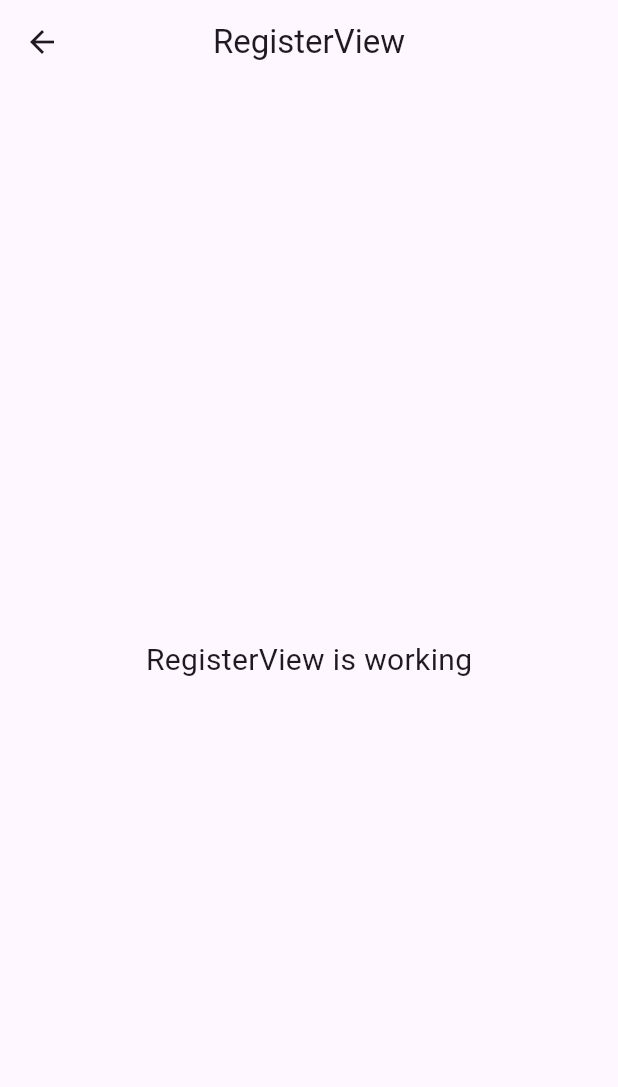
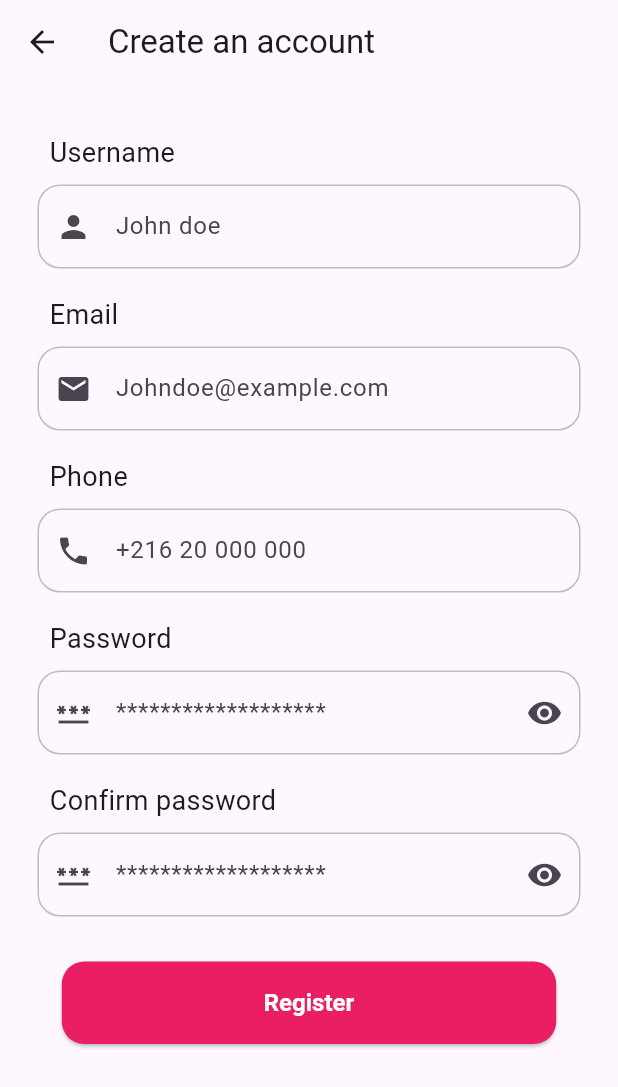
Before and after one commit to ihebmeftah/nestjs_events, a Flutter app: the RegisterView screen opened by its route, on a phone screen of 412 x 824 dp. Shown: the top 1087 px of the screen. Run offline on Flutter 3.47's test engine with Material 3 defaults, Android fonts, the phone set to English and light mode, and no system bars; our stand-ins replace get.

Commit message:
design register scree,

```diff
--- a/front_flutter/lib/app/modules/register/controllers/register_controller.dart
+++ b/front_flutter/lib/app/modules/register/controllers/register_controller.dart
@@ -1,23 +1,15 @@
 import 'package:get/get.dart';
 
+
 class RegisterController extends GetxController {
-  //TODO: Implement RegisterController
+  final registerFormkey = GlobalKey<FormState>();
+  final registerEmail = TextEditingController();
+  final registerUsername = TextEditingController();
+  final registerPhone = TextEditingController();
+  final registerpassword = TextEditingController();
+  final registerconfirmpassword = TextEditingController();
 
-  final count = 0.obs;
-  @override
-  void onInit() {
-    super.onInit();
+  void onSignIn() {
+    if (registerFormkey.currentState!.validate()) {}
   }
-
-  @override
-  void onReady() {
-    super.onReady();
-  }
-
-  @override
-  void onClose() {
-    super.onClose();
-  }
-
-  void increment() => count.value++;
 }
--- a/front_flutter/lib/app/modules/register/views/register_view.dart
+++ b/front_flutter/lib/app/modules/register/views/register_view.dart
@@ -2,6 +2,7 @@ import 'package:flutter/material.dart';
 
 import 'package:get/get.dart';
 
+import '../../../components/appinput.dart';
 import '../controllers/register_controller.dart';
 
 class RegisterView extends GetView<RegisterController> {
@@ -9,16 +10,67 @@ class RegisterView extends GetView<RegisterController> {
   @override
   Widget build(BuildContext context) {
     return Scaffold(
-      appBar: AppBar(
-        title: const Text('RegisterView'),
-        centerTitle: true,
-      ),
-      body: const Center(
-        child: Text(
-          'RegisterView is working',
-          style: TextStyle(fontSize: 20),
+        resizeToAvoidBottomInset: false,
+        appBar: AppBar(
+          title: const Text('Create an account'),
+          centerTitle: false,
         ),
-      ),
-    );
+        body: SingleChildScrollView(
+            padding: const EdgeInsets.all(25.0),
+            child: Form(
+                key: controller.registerFormkey,
+                child: Column(
+                  children: [
+                    AppInput(
+                      isRequired: true,
+                      controller: controller.registerUsername,
+                      prefixIcon: const Icon(Icons.person),
+                      name: "Username",
+                      hint: "John doe",
+                    ),
+                    const SizedBox(height: 10),
+                    AppInput(
+                      controller: controller.registerEmail,
+                      textInputType: TextInputType.emailAddress,
+                      prefixIcon: const Icon(Icons.email),
+                      name: "Email",
+                      hint: "Johndoe@example.com",
+                    ),
+                    const SizedBox(height: 10),
+                    AppInput(
+                      controller: controller.registerEmail,
+                      textInputType: TextInputType.phone,
+                      prefixIcon: const Icon(Icons.phone),
+                      name: "Phone",
+                      hint: "+216 20 000 000",
+                    ),
+                    const SizedBox(height: 10),
+                    AppInput(
+                      controller: controller.registerpassword,
+                      isPassword: true,
+                      isRequired: true,
+                      textInputType: TextInputType.visiblePassword,
+                      prefixIcon: const Icon(Icons.password),
+                      suffixIcon: const Icon(Icons.remove_red_eye),
+                      name: "Password",
+                      hint: "*******************",
+                    ),
+                    const SizedBox(height: 10),
+                    AppInput(
+                      controller: controller.registerconfirmpassword,
+                      isPassword: true,
+                      isRequired: true,
+                      textInputType: TextInputType.visiblePassword,
+                      prefixIcon: const Icon(Icons.password),
+                      suffixIcon: const Icon(Icons.remove_red_eye),
+                      name: "Confirm password",
+                      hint: "*******************",
+                    ),
+                    const SizedBox(height: 30),
+                    ElevatedButton(
+                        onPressed: controller.onSignIn,
+                        child: const Text("Register")),
+                  ],
+                ))));
   }
 }
```
